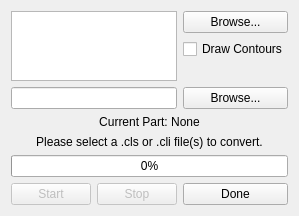
This is gui/dialogSliceConverter.ui in Spinarakk/defectmonitor as Qt 5 draws it before an edit. The edited form follows.
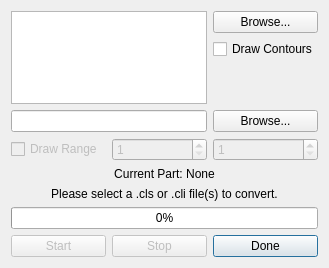
This is the edited form. Icons and pictures are not drawn.

```diff
--- a/gui/dialogSliceConverter.ui
+++ b/gui/dialogSliceConverter.ui
@@ -6,8 +6,8 @@
    <rect>
     <x>0</x>
     <y>0</y>
-    <width>275</width>
-    <height>214</height>
+    <width>321</width>
+    <height>268</height>
    </rect>
   </property>
   <property name="windowTitle">
@@ -18,58 +18,17 @@
     <normaloff>:/resources/logo.ico</normaloff>:/resources/logo.ico</iconset>
   </property>
   <layout class="QGridLayout" name="gridLayout">
-   <item row="7" column="0" colspan="3">
-    <widget class="QLabel" name="labelStatus">
-     <property name="text">
-      <string>Please select a .cls or .cli file(s) to convert.</string>
-     </property>
-     <property name="alignment">
-      <set>Qt::AlignCenter</set>
-     </property>
-    </widget>
-   </item>
-   <item row="9" column="0">
-    <widget class="QPushButton" name="buttonStart">
+   <item row="7" column="0">
+    <widget class="QCheckBox" name="checkRange">
      <property name="enabled">
       <bool>false</bool>
      </property>
      <property name="text">
-      <string>Start</string>
+      <string>Draw Range</string>
      </property>
     </widget>
    </item>
-   <item row="9" column="1">
-    <widget class="QPushButton" name="buttonStop">
-     <property name="enabled">
-      <bool>false</bool>
-     </property>
-     <property name="text">
-      <string>Stop</string>
-     </property>
-    </widget>
-   </item>
-   <item row="0" column="2">
-    <widget class="QPushButton" name="buttonBrowseSF">
-     <property name="text">
-      <string>Browse...</string>
-     </property>
-    </widget>
-   </item>
-   <item row="5" column="2">
-    <widget class="QPushButton" name="buttonBrowseF">
-     <property name="text">
-      <string>Browse...</string>
-     </property>
-    </widget>
-   </item>
-   <item row="9" column="2">
-    <widget class="QPushButton" name="buttonDone">
-     <property name="text">
-      <string>Done</string>
-     </property>
-    </widget>
-   </item>
-   <item row="8" column="0" colspan="3">
+   <item row="10" column="0" colspan="4">
     <widget class="QProgressBar" name="progressBar">
      <property name="value">
       <number>0</number>
@@ -85,10 +44,59 @@
      </property>
     </widget>
    </item>
-   <item row="0" column="0" rowspan="4" colspan="2">
+   <item row="1" column="2" colspan="2">
+    <widget class="QCheckBox" name="checkDraw">
+     <property name="enabled">
+      <bool>true</bool>
+     </property>
+     <property name="text">
+      <string>Draw Contours</string>
+     </property>
+    </widget>
+   </item>
+   <item row="11" column="2" colspan="2">
+    <widget class="QPushButton" name="buttonDone">
+     <property name="minimumSize">
+      <size>
+       <width>95</width>
+       <height>0</height>
+      </size>
+     </property>
+     <property name="text">
+      <string>Done</string>
+     </property>
+    </widget>
+   </item>
+   <item row="9" column="0" colspan="4">
+    <widget class="QLabel" name="labelStatus">
+     <property name="text">
+      <string>Please select a .cls or .cli file(s) to convert.</string>
+     </property>
+     <property name="alignment">
+      <set>Qt::AlignCenter</set>
+     </property>
+    </widget>
+   </item>
+   <item row="11" column="0">
+    <widget class="QPushButton" name="buttonStart">
+     <property name="enabled">
+      <bool>false</bool>
+     </property>
+     <property name="minimumSize">
+      <size>
+       <width>95</width>
+       <height>0</height>
+      </size>
+     </property>
+     <property name="text">
+      <string>Start</string>
+     </property>
+    </widget>
+   </item>
+   <item row="0" column="0" rowspan="5" colspan="2">
     <widget class="QListWidget" name="listSliceFiles"/>
    </item>
-   <item row="5" column="0" colspan="2">
+   <item row="6" column="0" colspan="2">
     <widget class="QLineEdit" name="lineFolder">
      <property name="focusPolicy">
       <enum>Qt::NoFocus</enum>
@@ -98,17 +106,23 @@
      </property>
     </widget>
    </item>
-   <item row="6" column="0" colspan="3">
-    <widget class="QLabel" name="labelStatusSlice">
+   <item row="11" column="1">
+    <widget class="QPushButton" name="buttonStop">
+     <property name="enabled">
+      <bool>false</bool>
+     </property>
+     <property name="minimumSize">
+      <size>
+       <width>95</width>
+       <height>0</height>
+      </size>
+     </property>
      <property name="text">
-      <string>Current Part: None</string>
-     </property>
-     <property name="alignment">
-      <set>Qt::AlignCenter</set>
+      <string>Stop</string>
      </property>
     </widget>
    </item>
-   <item row="2" column="2">
+   <item row="3" column="2" colspan="2">
     <spacer name="verticalSpacer">
      <property name="orientation">
       <enum>Qt::Vertical</enum>
@@ -121,13 +135,53 @@
      </property>
     </spacer>
    </item>
-   <item row="1" column="2">
-    <widget class="QCheckBox" name="checkDraw">
+   <item row="8" column="0" colspan="4">
+    <widget class="QLabel" name="labelStatusSlice">
+     <property name="text">
+      <string>Current Part: None</string>
+     </property>
+     <property name="alignment">
+      <set>Qt::AlignCenter</set>
+     </property>
+    </widget>
+   </item>
+   <item row="0" column="2" colspan="2">
+    <widget class="QPushButton" name="buttonBrowseSF">
+     <property name="text">
+      <string>Browse...</string>
+     </property>
+    </widget>
+   </item>
+   <item row="7" column="2" colspan="2">
+    <widget class="QSpinBox" name="spinRangeHigh">
      <property name="enabled">
-      <bool>true</bool>
+      <bool>false</bool>
      </property>
+     <property name="minimum">
+      <number>1</number>
+     </property>
+     <property name="maximum">
+      <number>99999</number>
+     </property>
+    </widget>
+   </item>
+   <item row="6" column="2" colspan="2">
+    <widget class="QPushButton" name="buttonBrowseF">
      <property name="text">
-      <string>Draw Contours</string>
+      <string>Browse...</string>
+     </property>
+    </widget>
+   </item>
+   <item row="7" column="1">
+    <widget class="QSpinBox" name="spinRangeLow">
+     <property name="enabled">
+      <bool>false</bool>
+     </property>
+     <property name="minimum">
+      <number>1</number>
+     </property>
+     <property name="maximum">
+      <number>99999</number>
      </property>
     </widget>
    </item>
```
Left out of the diff: 52 changed lines with no effect on the pictures.
